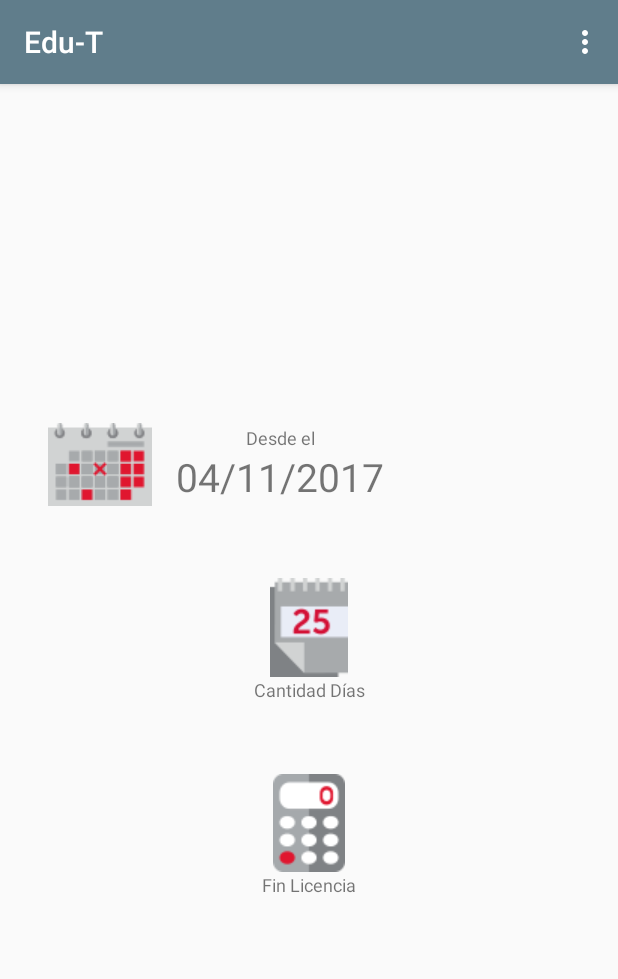
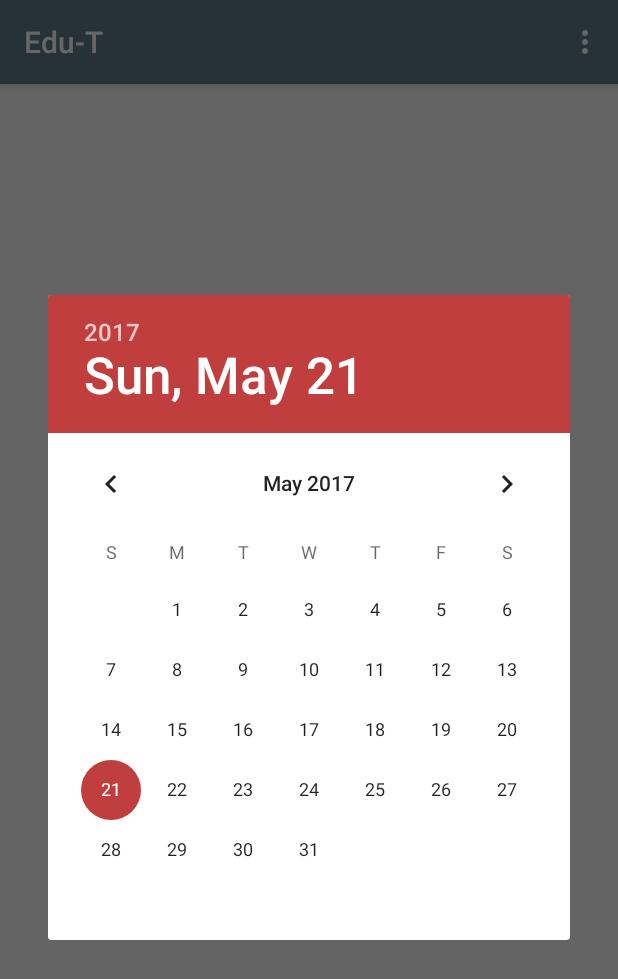
Before and after one commit to diegocervetti/Edu-T, an Android app: the screen it shows after launch (MenuPrincipal), after a tap on an icon or button, on a phone screen of 412 x 824 dp. Shown: the top 979 px of the screen. Run offline under Robolectric (Android 15) with nearby library versions, the phone set to English and light mode, and no system bars; libraries missing offline, so code that uses them is left out: net.danlew.android; 1 statement that could not run was skipped.

Commit message:
Creacion de DatePicker Sin OK Button

```diff
--- a/app/src/main/java/ar/edu/eestn1ee/www/edu_t/MenuPrincipal.java
+++ b/app/src/main/java/ar/edu/eestn1ee/www/edu_t/MenuPrincipal.java
@@ -1,16 +1,20 @@
 package ar.edu.eestn1ee.www.edu_t;
 
+import android.app.Dialog;
+import android.os.Bundle;
 import android.support.v7.app.AppCompatActivity;
-import android.os.Bundle;
 import android.view.Menu;
 import android.view.MenuInflater;
 import android.view.MenuItem;
 import android.view.View;
 import android.view.ViewGroup;
+import android.widget.DatePicker;
 import android.widget.ImageButton;
 import android.widget.LinearLayout;
 import android.widget.TextView;
 import android.widget.Toast;
+
+import java.util.Calendar;
 
 public class MenuPrincipal extends AppCompatActivity {
 
@@ -32,6 +36,12 @@ public class MenuPrincipal extends AppCompatActivity {
     private TextView calendarioTituloTV;
     private TextView diasTituloTV;
     private TextView calculadoraTituloTV;
+    //Selected dia
+    private int selectedDate,selectedMonth,selectedYear;
+    //Reserva datepicker y calendar
+    DatePicker datePicker;
+    Calendar calendar;
+
 
     @Override
     protected void onCreate(Bundle savedInstanceState) {
@@ -77,24 +87,59 @@ public class MenuPrincipal extends AppCompatActivity {
         // Escuchamos los clics sobre los íconos
         botonCalendario = (ImageButton) findViewById(R.id.botonCalendario);
         calendarioTituloTV = (TextView) findViewById(R.id.calendarioTituloTV);
+        //Se crea el date picker
+        final Dialog dialog = new Dialog(MenuPrincipal.this);
+        dialog.setContentView(R.layout.datepickerview);
+        dialog.setTitle("");
+
+        datePicker = (DatePicker) dialog.findViewById(R.id.datePicker1);
+        calendar = Calendar.getInstance();
+        calendar.setTimeInMillis(System.currentTimeMillis());
+        selectedDate=calendar.get(Calendar.DAY_OF_MONTH);
+        selectedMonth=calendar.get(Calendar.MONTH);
+        selectedYear=calendar.get(Calendar.YEAR);
         botonCalendario.setOnClickListener(new View.OnClickListener() {
             @Override
             public void onClick(View v) {
-                //TODO traer date picker
+
+                //Se trae date picker
+
+                datePicker.init(selectedYear,selectedMonth, selectedDate, new DatePicker.OnDateChangedListener() {
+
+                    @Override
+                    public void onDateChanged(DatePicker datePicker, int year, int month, int day) {
+
+                            TextView tv = (TextView) findViewById(R.id.fechaDesdeIV);
+
+                            String stringOfDate = day + "/" + month + "/" + year;
+                            tv.setText(stringOfDate);
+                            dialog.dismiss();
+
+                        selectedDate=day;
+                        selectedMonth=month;
+                        selectedYear=year;
+                    } });
+                dialog.show();
+
+
+
+
+                //en construccion
+
                 desdeElLL.setVisibility(desdeElLL.VISIBLE);
                 ViewGroup.LayoutParams paramTemp = centrarCalendarioLL.getLayoutParams();
                 paramTemp.width = ViewGroup.LayoutParams.WRAP_CONTENT;
                 centrarCalendarioLL.setLayoutParams(paramTemp);
                 calendarioTituloTV.setVisibility(calendarioTituloTV.GONE);
             }
-        });
+        } );
 
         botonCantidadDias = (ImageButton) findViewById(R.id.botonCantidadDias);
         diasTituloTV = (TextView) findViewById(R.id.diasTituloTV);
         botonCantidadDias.setOnClickListener(new View.OnClickListener() {
             @Override
             public void onClick(View v) {
-                //TODO traer selector de dias
+                //TODO traer cantidad de dias
                 diasTV.setVisibility(diasTV.VISIBLE);
                 ViewGroup.LayoutParams paramTemp = centrarDiasLL.getLayoutParams();
                 paramTemp.width = ViewGroup.LayoutParams.WRAP_CONTENT;
@@ -119,6 +164,7 @@ public class MenuPrincipal extends AppCompatActivity {
         });
 
     }
+    ////////////////////////////////////////////////////////////////////
 
     /////////////////////////////////////////////////
     // Menu de los tres puntos con opciones
--- a/app/src/main/java/ar/edu/eestn1ee/www/edu_t/SplashActivity.java
+++ b/app/src/main/java/ar/edu/eestn1ee/www/edu_t/SplashActivity.java
@@ -15,6 +15,7 @@ public class SplashActivity extends Activity {
         super.onCreate(savedInstanceState);
         //TODO listo inicializar J-time
         JodaTimeAndroid.init(this);
+
 
         setContentView(R.layout.activity_splash);
 
--- /dev/null
+++ b/app/src/main/res/layout/datepickerview.xml
@@ -0,0 +1,13 @@
+<?xml version="1.0" encoding="utf-8"?>
+<LinearLayout xmlns:android="http://schemas.android.com/apk/res/android"
+    android:layout_width="match_parent"
+    android:layout_height="match_parent"
+    android:orientation="vertical">
+
+    <DatePicker
+        android:id="@+id/datePicker1"
+        android:layout_width="match_parent"
+        android:layout_height="match_parent"
+
+        />
+</LinearLayout>
```
